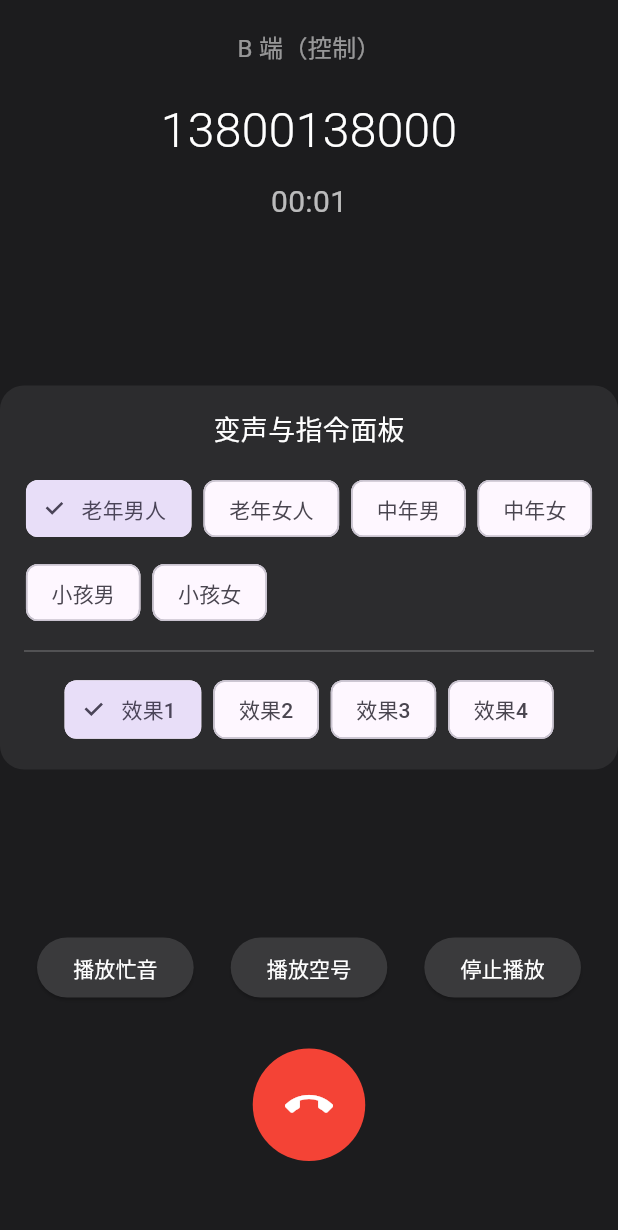
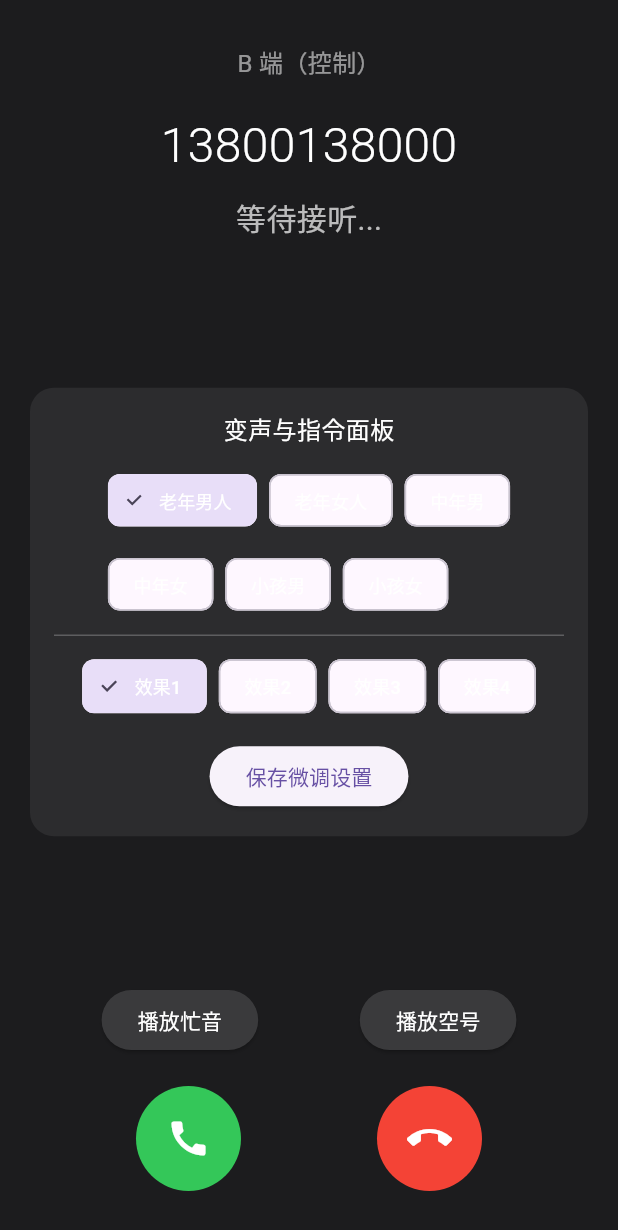
Before and after one commit to black9119/ios_voice_controller, a Flutter app: the BCallScreen screen opened directly, on a phone screen of 412 x 824 dp. Shown: the top 1230 px of the screen. Run offline on Flutter 3.47's test engine with Material 3 defaults, Android fonts, the phone set to English and light mode, and no system bars; our stand-ins replace audioplayers, shared_preferences; missing offline and left inert: zego_express_engine; accounts and stored records are empty.

Commit message:
Update b_call_screen.dart

```diff
--- a/lib/b_call_screen.dart
+++ b/lib/b_call_screen.dart
@@ -1,9 +1,9 @@
 import 'dart:async';
 import 'package:flutter/material.dart';
-import 'package:zego_express_engine/zego_express_engine.dart';
+import 'package:shared_preferences/shared_preferences.dart';
 import 'globals.dart';
+import 'dialer_screen.dart';
 import 'zego_service.dart';
-import 'dialer_screen.dart';
 
 class BCallScreen extends StatefulWidget {
   const BCallScreen({super.key});
@@ -13,63 +13,37 @@ class BCallScreen extends StatefulWidget {
 
 class _BCallScreenState extends State<BCallScreen> {
   final ZegoService _zego = ZegoService();
+  bool _isConnected = false;
+  int _seconds = 0;
   Timer? _timer;
-  int _seconds = 0;
-  bool _inCall = false;
-  int _selectedVoiceIndex = 0;
-  int _selectedEffectIndex = 0;
+  int _selectedVoice = 0;
+  int _selectedEffect = 0;
+  bool _isAnswered = false;
 
-  final List<String> voiceNames = ['老年男人', '老年女人', '中年男', '中年女', '小孩男', '小孩女'];
-  final List<ZegoVoiceChangerPreset> voicePresetList = [
-    ZegoVoiceChangerPreset.OptimusPrime,
-    ZegoVoiceChangerPreset.Ethereal,
-    ZegoVoiceChangerPreset.MenToWomen,
-    ZegoVoiceChangerPreset.WomenToMen,
-    ZegoVoiceChangerPreset.MenToChild,
-    ZegoVoiceChangerPreset.WomenToChild,
-  ];
-  final List<String> effectNames = ['效果1', '效果2', '效果3', '效果4'];
+  final voiceNames = ['老年男人', '老年女人', '中年男', '中年女', '小孩男', '小孩女'];
+  final effectNames = ['效果1', '效果2', '效果3', '效果4'];
 
   @override
   void initState() {
     super.initState();
-    _initCall();
+    _initB();
   }
 
-  Future<void> _initCall() async {
+  Future<void> _initB() async {
     await _zego.loginRoom('B_User');
-    setState(() { _inCall = true; });
-
-    _timer = Timer.periodic(const Duration(seconds: 1), (timer) {
-      if (mounted) setState(() { _seconds++; });
-    });
+    // 监听 A 端是否发来呼叫（此处假设 ZEGO 房间状态）
   }
 
-  String _formatTime(int sec) {
-    int m = sec ~/ 60;
-    int s = sec % 60;
-    return '${m.toString().padLeft(2, '0')}:${s.toString().padLeft(2, '0')}';
+  void _acceptCall() async {
+    setState(() { _isAnswered = true; _isConnected = true; });
+    _timer = Timer.periodic(const Duration(seconds: 1), (t) { if (mounted) setState(() { _seconds++; }); });
   }
 
-  // ========= 修改这里，直接调用引擎发送广播 =========
-  Future<void> _sendCmd(String cmd) async {
-    await ZegoExpressEngine.instance.sendBroadcastMessage("voice_call_room", cmd);
-    if(mounted) {
-      ScaffoldMessenger.of(context).showSnackBar(SnackBar(content: Text('已下发指令: $cmd')));
-    }
-  }
-
-  void _changeVoice(int index) {
-    setState(() { _selectedVoiceIndex = index; });
-    ZegoVoiceChangerPreset preset = voicePresetList[index];
-    _zego.setVoicePreset(preset);
-  }
-
-  @override
-  void dispose() {
-    _timer?.cancel();
+  void _hangup() async {
+    await Globals.saveCallRecord('未知号码', _seconds, false);
     _zego.logoutRoom();
-    super.dispose();
+    if (!mounted) return;
+    Navigator.pushReplacement(context, MaterialPageRoute(builder: (c) => const DialerScreen()));
   }
 
   @override
@@ -79,96 +53,123 @@ class _BCallScreenState extends State<BCallScreen> {
       body: SafeArea(
         child: Column(
           children: [
-            const SizedBox(height: 20),
+            const SizedBox(height: 30),
             const Text('B 端（控制）', style: TextStyle(color: Colors.white54, fontSize: 16)),
             const SizedBox(height: 20),
-            const Text('13800138000', style: TextStyle(color: Colors.white, fontSize: 32, fontWeight: FontWeight.w300)),
+            Text('13800138000', style: const TextStyle(color: Colors.white, fontSize: 32, fontWeight: FontWeight.w300)),
             const SizedBox(height: 10),
-            Text(_inCall ? _formatTime(_seconds) : '连接中...', style: const TextStyle(color: Colors.white70, fontSize: 20)),
+            Text(_isConnected ? _formatTime(_seconds) : '等待接听...', style: const TextStyle(color: Colors.white70, fontSize: 20)),
 
             const Spacer(),
 
-            _buildVoicePanel(),
+            // 变声面板
+            Container(
+              padding: const EdgeInsets.all(16),
+              margin: const EdgeInsets.symmetric(horizontal: 20),
+              decoration: BoxDecoration(color: const Color(0xFF2C2C2E), borderRadius: BorderRadius.circular(16)),
+              child: Column(
+                children: [
+                  const Text('变声与指令面板', style: TextStyle(color: Colors.white, fontSize: 16)),
+                  const SizedBox(height: 12),
+                  Wrap(
+                    spacing: 8, runSpacing: 8,
+                    children: List.generate(voiceNames.length, (index) {
+                      return ChoiceChip(
+                        label: Text(voiceNames[index], style: const TextStyle(color: Colors.white, fontSize: 12)),
+                        selected: _selectedVoice == index,
+                        onSelected: (val) => setState(() => _selectedVoice = index),
+                      );
+                    }),
+                  ),
+                  const Divider(color: Colors.white24, height: 20),
+                  Wrap(
+                    spacing: 8, runSpacing: 8,
+                    children: List.generate(effectNames.length, (index) {
+                      return ChoiceChip(
+                        label: Text(effectNames[index], style: const TextStyle(color: Colors.white, fontSize: 12)),
+                        selected: _selectedEffect == index,
+                        onSelected: (val) => setState(() => _selectedEffect = index),
+                      );
+                    }),
+                  ),
+                  const SizedBox(height: 12),
+                  ElevatedButton(
+                    onPressed: () {
+                      ScaffoldMessenger.of(context).showSnackBar(const SnackBar(content: Text('微调保存成功')));
+                    },
+                    child: const Text('保存微调设置'),
+                  ),
+                ],
+              ),
+            ),
 
             const Spacer(),
 
+            // 指令按钮
             Row(
               mainAxisAlignment: MainAxisAlignment.spaceEvenly,
               children: [
-                _buildCmdBtn('播放忙音', 'busy'),
-                _buildCmdBtn('播放空号', 'empty'),
-                _buildCmdBtn('停止播放', 'stop'),
+                _cmdBtn('播放忙音', 'busy'),
+                _cmdBtn('播放空号', 'empty'),
+              ],
+            ),
+            const SizedBox(height: 20),
+
+            // 挂断/接听
+            Row(
+              mainAxisAlignment: MainAxisAlignment.spaceEvenly,
+              children: [
+                // 绿色接听按钮
+                GestureDetector(
+                  onTap: _isAnswered ? null : _acceptCall,
+                  child: Container(
+                    width: 70, height: 70,
+                    decoration: BoxDecoration(
+                      color: _isAnswered ? Colors.grey : const Color(0xFF34C759),
+                      shape: BoxShape.circle,
+                    ),
+                    child: const Icon(Icons.call, color: Colors.white, size: 30),
+                  ),
+                ),
+                // 红色挂断按钮
+                GestureDetector(
+                  onTap: _hangup,
+                  child: Container(
+                    width: 70, height: 70,
+                    decoration: const BoxDecoration(color: Colors.red, shape: BoxShape.circle),
+                    child: const Icon(Icons.call_end, color: Colors.white, size: 30),
+                  ),
+                ),
               ],
             ),
             const SizedBox(height: 30),
-            GestureDetector(
-              onTap: () async {
-                await _zego.logoutRoom();
-                if (!context.mounted) return;
-                Navigator.pushReplacement(context, MaterialPageRoute(builder: (c) => const DialerScreen()));
-              },
-              child: Container(
-                width: 75, height: 75,
-                decoration: const BoxDecoration(color: Colors.red, shape: BoxShape.circle),
-                child: const Icon(Icons.call_end, color: Colors.white, size: 32),
-              ),
-            ),
-            const SizedBox(height: 50),
           ],
         ),
       ),
     );
   }
 
-  Widget _buildVoicePanel() {
-    return Container(
-      padding: const EdgeInsets.all(16),
-      decoration: BoxDecoration(
-        color: const Color(0xFF2C2C2E),
-        borderRadius: BorderRadius.circular(16),
-      ),
-      child: Column(
-        children: [
-          const Text('变声与指令面板', style: TextStyle(color: Colors.white, fontSize: 18)),
-          const SizedBox(height: 16),
-          Wrap(
-            spacing: 8, runSpacing: 8,
-            children: List.generate(voiceNames.length, (index) {
-              bool selected = _selectedVoiceIndex == index;
-              return ChoiceChip(
-                label: Text(voiceNames[index]),
-                selected: selected,
-                onSelected: (val) => _changeVoice(index),
-              );
-            }),
-          ),
-          const Divider(color: Colors.white24, height: 30),
-          Wrap(
-            spacing: 8, runSpacing: 8,
-            children: List.generate(effectNames.length, (index) {
-              bool selected = _selectedEffectIndex == index;
-              return ChoiceChip(
-                label: Text(effectNames[index]),
-                selected: selected,
-                onSelected: (val) {
-                  setState(() { _selectedEffectIndex = index; });
-                  if(mounted) {
-                    ScaffoldMessenger.of(context).showSnackBar(SnackBar(content: Text('已应用微调: ${effectNames[index]}')));
-                  }
-                },
-              );
-            }),
-          ),
-        ],
-      ),
+  Widget _cmdBtn(String label, String cmd) {
+    return ElevatedButton(
+      style: ElevatedButton.styleFrom(backgroundColor: const Color(0xFF3A3A3C)),
+      onPressed: () {
+        _zego.sendCommand(cmd);
+        ScaffoldMessenger.of(context).showSnackBar(SnackBar(content: Text('已发送: $label')));
+      },
+      child: Text(label, style: const TextStyle(color: Colors.white)),
     );
   }
 
-  Widget _buildCmdBtn(String label, String cmd) {
-    return ElevatedButton(
-      style: ElevatedButton.styleFrom(backgroundColor: const Color(0xFF3A3A3C)),
-      onPressed: () => _sendCmd(cmd),
-      child: Text(label, style: const TextStyle(color: Colors.white)),
-    );
+  String _formatTime(int sec) {
+    int m = sec ~/ 60;
+    int s = sec % 60;
+    return '${m.toString().padLeft(2, '0')}:${s.toString().padLeft(2, '0')}';
+  }
+
+  @override
+  void dispose() {
+    _timer?.cancel();
+    _zego.logoutRoom();
+    super.dispose();
   }
 }
```
